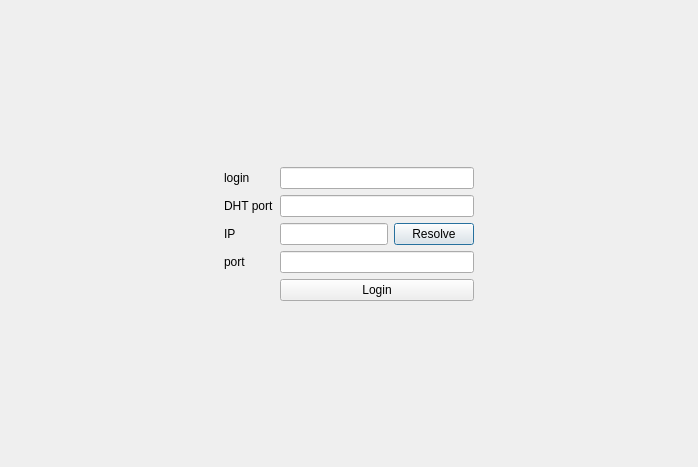
First picture: the form in lib/src/loginpage.ui, repository c5xheavy/p2p_messenger, before the edit.
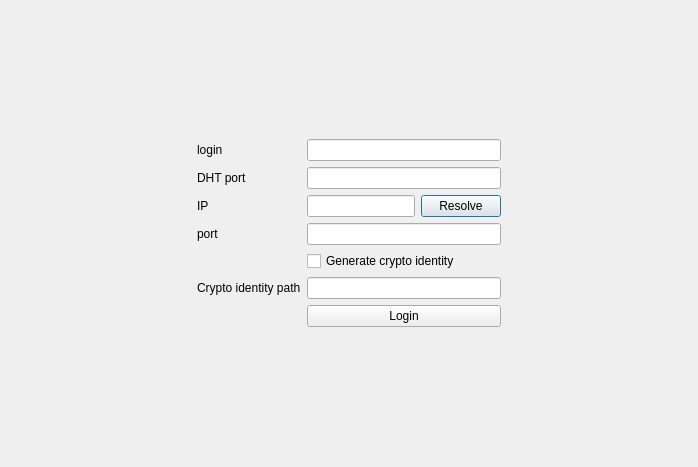
Second picture: the form after the edit.

```diff
--- a/lib/src/loginpage.ui
+++ b/lib/src/loginpage.ui
@@ -96,6 +96,27 @@
         <widget class="QLineEdit" name="portLineEdit"/>
        </item>
        <item row="4" column="1">
+        <widget class="QCheckBox" name="generateCryptoIdentityCheckBox">
+         <property name="text">
+          <string>Generate crypto identity</string>
+         </property>
+        </widget>
+       </item>
+       <item row="5" column="0">
+        <widget class="QLabel" name="label">
+         <property name="text">
+          <string>Crypto identity path</string>
+         </property>
+        </widget>
+       </item>
+       <item row="5" column="1">
+        <widget class="QLineEdit" name="cryptoIdentityPathLineEdit">
+         <property name="text">
+          <string/>
+         </property>
+        </widget>
+       </item>
+       <item row="6" column="1">
         <widget class="QPushButton" name="loginPushButton">
          <property name="text">
           <string>Login</string>
```
